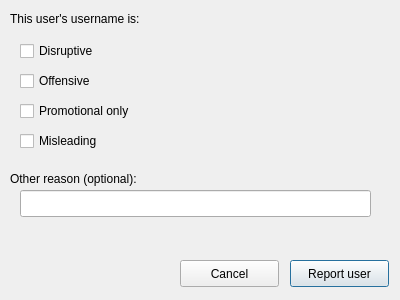
Old version of the form huggle/uaareport.ui in the repository huggle/huggle3-qt-lx.
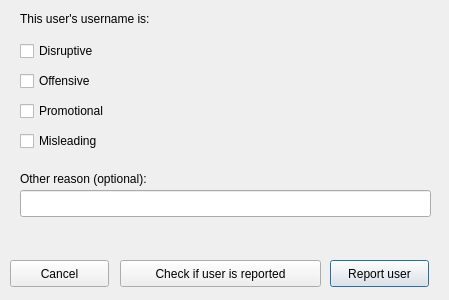
New version of the form.

```diff
--- a/huggle/uaareport.ui
+++ b/huggle/uaareport.ui
@@ -6,7 +6,7 @@
    <rect>
     <x>0</x>
     <y>0</y>
-    <width>400</width>
+    <width>449</width>
     <height>300</height>
    </rect>
   </property>
@@ -16,7 +16,7 @@
   <widget class="QPushButton" name="pushButton">
    <property name="geometry">
     <rect>
-     <x>290</x>
+     <x>330</x>
      <y>260</y>
      <width>99</width>
      <height>27</height>
@@ -32,7 +32,7 @@
   <widget class="QPushButton" name="pushButton_2">
    <property name="geometry">
     <rect>
-     <x>180</x>
+     <x>10</x>
      <y>260</y>
      <width>99</width>
      <height>27</height>
@@ -45,7 +45,7 @@
   <widget class="QLabel" name="label">
    <property name="geometry">
     <rect>
-     <x>10</x>
+     <x>20</x>
      <y>10</y>
      <width>171</width>
      <height>17</height>
@@ -91,7 +91,7 @@
     </rect>
    </property>
    <property name="text">
-    <string>Promotional only</string>
+    <string>Promotional</string>
    </property>
   </widget>
   <widget class="QCheckBox" name="checkBox_4">
@@ -110,7 +110,7 @@
   <widget class="QLabel" name="label_2">
    <property name="geometry">
     <rect>
-     <x>10</x>
+     <x>20</x>
      <y>170</y>
      <width>171</width>
      <height>17</height>
@@ -125,11 +125,24 @@
     <rect>
      <x>20</x>
      <y>190</y>
-     <width>351</width>
+     <width>411</width>
      <height>27</height>
     </rect>
    </property>
   </widget>
+  <widget class="QPushButton" name="pushButton_3">
+   <property name="geometry">
+    <rect>
+     <x>120</x>
+     <y>260</y>
+     <width>201</width>
+     <height>27</height>
+    </rect>
+   </property>
+   <property name="text">
+    <string>Check if user is reported</string>
+   </property>
+  </widget>
  </widget>
  <resources/>
  <connections/>
```
